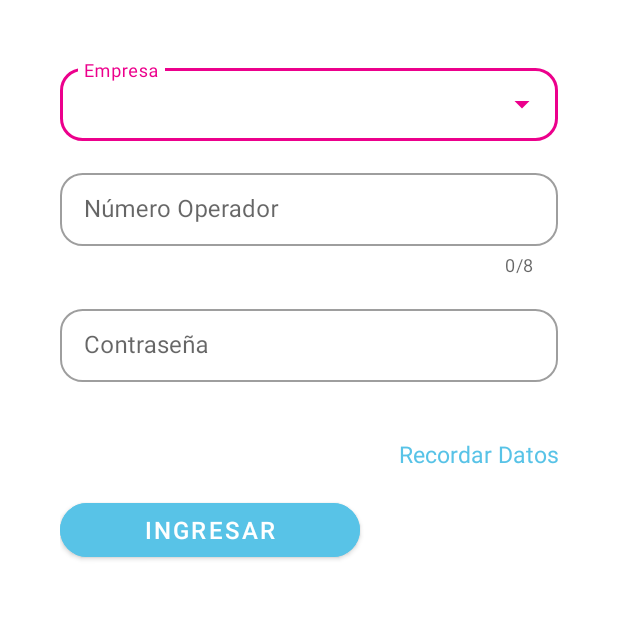
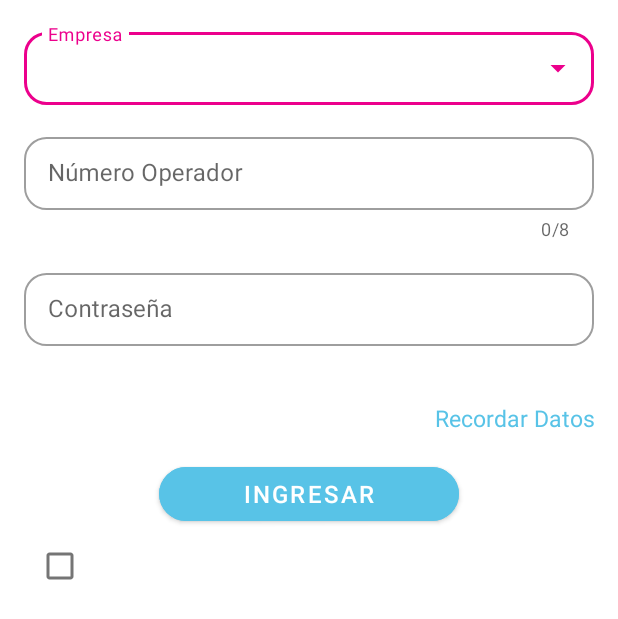
Before and after one commit to LUISADRIAN18/OperadoresTMS, an Android app: the layout activity_main.xml on its own in the app's theme, with its tools: preview values and no code run, on a phone screen of 412 x 824 dp. Shown: the top 619 px of the screen. Run offline under Robolectric (Android 15) with nearby library versions, the phone set to English and light mode, and no system bars.

Commit message:
Cambio de theme sin ActionBar

```diff
--- a/app/src/main/res/layout/activity_main.xml
+++ b/app/src/main/res/layout/activity_main.xml
@@ -15,7 +15,6 @@
         app:layout_constraintEnd_toEndOf="parent"
         app:layout_constraintBottom_toBottomOf="parent"
         android:background="@color/white"
-        android:padding="@dimen/common_padding_middle"
         android:layout_marginStart="16dp"
         android:layout_marginEnd="16dp"
         >
@@ -131,11 +130,14 @@
 
             app:cornerRadius="20dp"
             android:textSize="16sp"
-
-
+            android:textAlignment="center"
+            android:layout_gravity="center"
             android:backgroundTintMode="screen"
             android:backgroundTint="@color/azul_principal"
             />
+        <CheckBox
+            android:layout_width="wrap_content"
+            android:layout_height="wrap_content"/>
 
 
 
--- a/app/src/main/res/values/themes.xml
+++ b/app/src/main/res/values/themes.xml
@@ -1,6 +1,6 @@
 <resources xmlns:tools="http://schemas.android.com/tools">
     <!-- Base application theme. -->
-    <style name="Theme.OperadoresTMS" parent="Theme.MaterialComponents.DayNight.DarkActionBar">
+    <style name="Theme.OperadoresTMS" parent="Theme.MaterialComponents.DayNight.NoActionBar">
         <!-- Primary brand color. -->
         <item name="colorPrimary">@color/rosa_principal</item>
         <item name="colorPrimaryVariant">@color/azul_principal</item>
```
